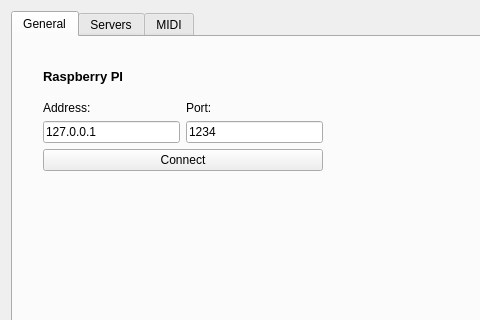
geertdaelemans/CuteCaspar, file CuteCaspar/SettingsDialog.ui: the form before one commit; both pictures show x 0 to 480 and y 0 to 320 of the 747 by 646 pixel window.
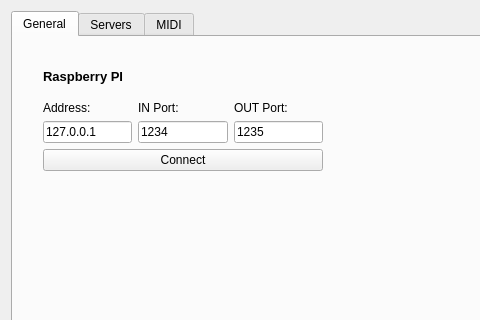
The form after the commit. The open tabs and pages were chosen to show the change. Icons and pictures are not drawn.

```diff
--- a/CuteCaspar/SettingsDialog.ui
+++ b/CuteCaspar/SettingsDialog.ui
@@ -89,7 +89,7 @@
             <item>
              <widget class="QLabel" name="lblRaspPort">
               <property name="text">
-               <string>Port:</string>
+               <string>IN Port:</string>
               </property>
               <property name="alignment">
                <set>Qt::AlignLeading|Qt::AlignLeft|Qt::AlignTop</set>
@@ -105,6 +105,27 @@
             </item>
            </layout>
           </item>
+          <item>
+           <layout class="QVBoxLayout" name="fieldRaspPortOut">
+            <item>
+             <widget class="QLabel" name="lblRaspPortOut">
+              <property name="text">
+               <string>OUT Port:</string>
+              </property>
+              <property name="alignment">
+               <set>Qt::AlignLeading|Qt::AlignLeft|Qt::AlignTop</set>
+              </property>
+             </widget>
+            </item>
+            <item>
+             <widget class="QLineEdit" name="edtRaspPortOut">
+              <property name="text">
+               <string>1235</string>
+              </property>
+             </widget>
+            </item>
+           </layout>
+          </item>
          </layout>
         </item>
         <item>
```
Left out of the diff: 8 changed lines with no effect on the pictures.
